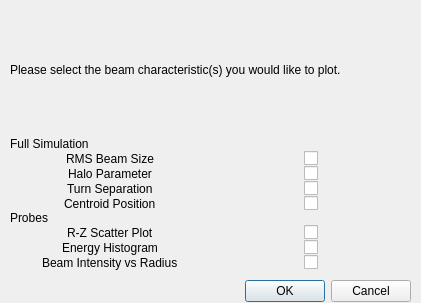
Old version of the form py_particle_processor_qt/tools/BeamChar/beamchargui.ui in the repository DanielWinklehner/py_particle_processor.
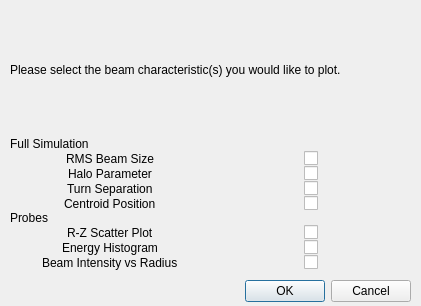
New version of the form.

Diff of the .ui file:
```diff
--- a/py_particle_processor_qt/tools/BeamChar/beamchargui.ui
+++ b/py_particle_processor_qt/tools/BeamChar/beamchargui.ui
@@ -7,7 +7,7 @@
     <x>0</x>
     <y>0</y>
     <width>421</width>
-    <height>303</height>
+    <height>306</height>
    </rect>
   </property>
   <property name="sizePolicy">
```
Left out of the diff: 158 changed lines with no effect on the pictures.
